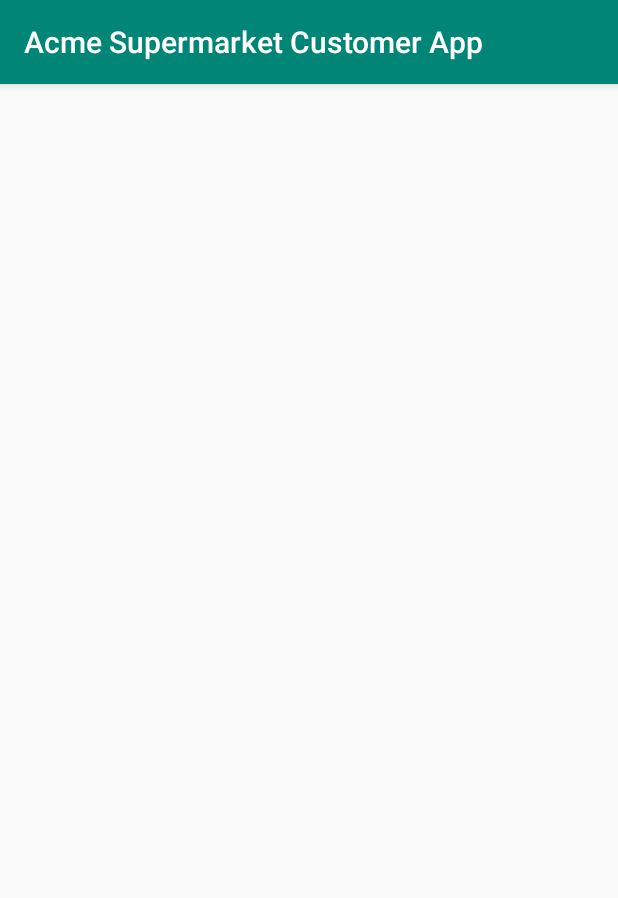
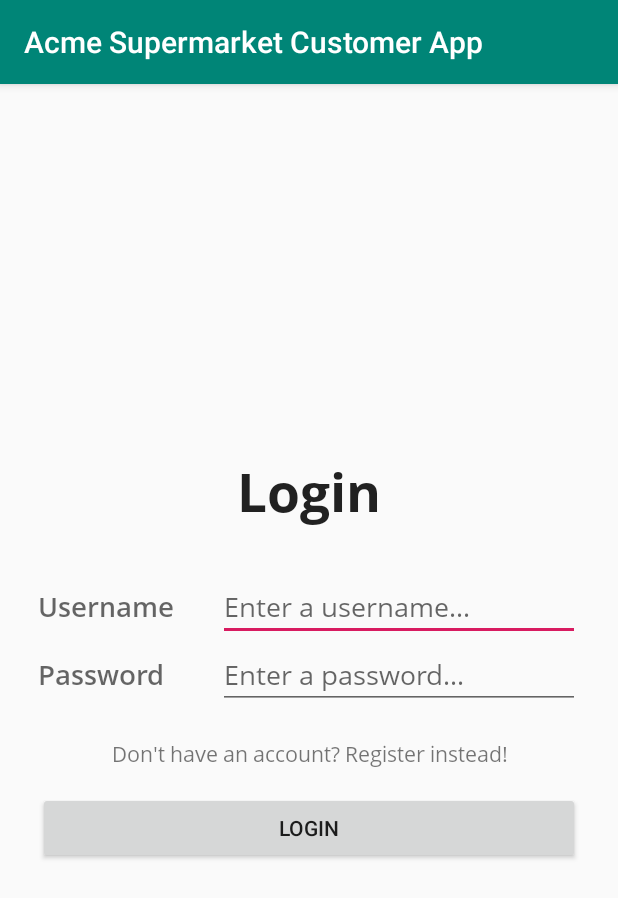
Before and after one commit to EdgarACarneiro/feup-cmov, an Android app: the LoginActivity screen opened directly, with no data from a screen before it, on a phone screen of 412 x 824 dp. Shown: the top 898 px of the screen. Run offline under Robolectric (Android 15) with nearby library versions, the phone set to English and light mode, and no system bars.

Commit message:
Login screen checking input and switching around login and register screen.

```diff
--- a/AcmeSupermarket/CustomerApp/app/src/main/java/org/feup/cmov/acmecustomer/activities/LoginActivity.java
+++ b/AcmeSupermarket/CustomerApp/app/src/main/java/org/feup/cmov/acmecustomer/activities/LoginActivity.java
@@ -2,7 +2,12 @@ package org.feup.cmov.acmecustomer.activities;
 
 import androidx.appcompat.app.AppCompatActivity;
 
+import android.content.Intent;
 import android.os.Bundle;
+import android.view.View;
+import android.widget.Button;
+import android.widget.EditText;
+import android.widget.TextView;
 
 import org.feup.cmov.acmecustomer.R;
 
@@ -12,5 +17,56 @@ public class LoginActivity extends AppCompatActivity {
     protected void onCreate(Bundle savedInstanceState) {
         super.onCreate(savedInstanceState);
         setContentView(R.layout.activity_login);
+
+        TextView login = findViewById(R.id.dont_have_account);
+        login.setOnClickListener(
+                new View.OnClickListener() {
+                    @Override
+                    public void onClick(View view) {
+                        changeToRegisterScreen();
+                    }
+                }
+        );
+
+        Button loginButton = findViewById(R.id.login_button);
+        loginButton.setOnClickListener(
+                new View.OnClickListener() {
+                    @Override
+                    public void onClick(View view) {
+                        onLogin();
+                    }
+                }
+        );
+    }
+
+    protected void changeToRegisterScreen() {
+        Intent intent = new Intent(this, RegisterActivity.class);
+        startActivity(intent);
+    }
+
+    protected void onLogin() {
+        if(noErrorsOnLogin()) {
+            TextView errorMessage = findViewById(R.id.error_message);
+            errorMessage.setText("");
+            errorMessage.setVisibility(View.GONE);
+
+            //missing REST call to login
+
+            /*Intent intent = new Intent(this, MainScreen.class);
+            startActivity(intent);*/
+        } else {
+            TextView errorMessage = findViewById(R.id.error_message);
+            errorMessage.setText("Please verify the data before submit!");
+            errorMessage.setVisibility(View.VISIBLE);
+        }
+    }
+
+    protected boolean noErrorsOnLogin() {
+        String username = ((EditText)findViewById(R.id.input_username)).getText().toString();
+        String password = ((EditText)findViewById(R.id.input_password)).getText().toString();
+
+        //missing server response
+
+        return username.length() > 3 && password.length() >= 5;
     }
 }
--- a/AcmeSupermarket/CustomerApp/app/src/main/res/layout/activity_login.xml
+++ b/AcmeSupermarket/CustomerApp/app/src/main/res/layout/activity_login.xml
@@ -1,9 +1,111 @@
 <?xml version="1.0" encoding="utf-8"?>
-<androidx.constraintlayout.widget.ConstraintLayout xmlns:android="http://schemas.android.com/apk/res/android"
+<LinearLayout xmlns:android="http://schemas.android.com/apk/res/android"
     xmlns:app="http://schemas.android.com/apk/res-auto"
     xmlns:tools="http://schemas.android.com/tools"
     android:layout_width="match_parent"
-    android:layout_height="match_parent"
-    tools:context=".activities.LoginActivity">
+    android:layout_height="wrap_content"
+    android:layout_gravity="center"
+    android:layout_marginLeft="25dp"
+    android:layout_marginRight="25dp"
+    android:orientation="vertical"
+    tools:context=".activities.RegisterActivity">
 
-</androidx.constraintlayout.widget.ConstraintLayout>
+    <TextView
+        android:id="@+id/login"
+        android:layout_width="match_parent"
+        android:layout_height="wrap_content"
+        android:layout_marginBottom="30dp"
+        android:fontFamily="@font/open_sans_bold"
+        android:gravity="center_horizontal"
+        android:text="@string/login"
+        android:textAppearance="@style/TextAppearance.AppCompat.Large"
+        android:textSize="35sp" />
+
+    <LinearLayout
+        android:id="@+id/username_layout"
+        android:layout_width="match_parent"
+        android:layout_height="wrap_content"
+        android:orientation="horizontal">
+
+        <TextView
+            android:id="@+id/username"
+            android:layout_width="0px"
+            android:layout_height="wrap_content"
+            android:layout_weight="2"
+            android:fontFamily="@font/open_sans_semibold"
+            android:text="@string/username"
+            android:textAlignment="viewStart"
+            android:textAppearance="@style/TextAppearance.AppCompat.Medium" />
+
+        <EditText
+            android:id="@+id/input_username"
+            android:layout_width="0dp"
+            android:layout_height="wrap_content"
+            android:layout_weight="4"
+            android:ems="10"
+            android:fontFamily="@font/open_sans"
+            android:hint="@string/enter_username"
+            android:importantForAutofill="no"
+            android:inputType="textPersonName"
+            android:textAppearance="@style/TextAppearance.AppCompat.Medium" />
+
+    </LinearLayout>
+
+    <LinearLayout
+        android:id="@+id/password_layout"
+        android:layout_width="match_parent"
+        android:layout_height="match_parent"
+        android:orientation="horizontal">
+
+        <TextView
+            android:id="@+id/password"
+            android:layout_width="0px"
+            android:layout_height="wrap_content"
+            android:layout_weight="2"
+            android:fontFamily="@font/open_sans_semibold"
+            android:text="@string/password"
+            android:textAlignment="viewStart"
+            android:textAppearance="@style/TextAppearance.AppCompat.Medium" />
+
+        <EditText
+            android:id="@+id/input_password"
+            android:layout_width="0dp"
+            android:layout_height="wrap_content"
+            android:layout_weight="4"
+            android:ems="10"
+            android:fontFamily="@font/open_sans"
+            android:hint="@string/enter_password"
+            android:importantForAutofill="no"
+            android:inputType="textPassword"
+            android:textAppearance="@style/TextAppearance.AppCompat.Medium" />
+
+    </LinearLayout>
+
+    <TextView
+        android:id="@+id/dont_have_account"
+        android:layout_width="match_parent"
+        android:layout_height="wrap_content"
+        android:layout_marginTop="20dp"
+        android:fontFamily="@font/open_sans"
+        android:text="@string/dont_have_account"
+        android:textAlignment="center"
+        android:textSize="14sp" />
+
+    <TextView
+        android:id="@+id/error_message"
+        android:layout_width="match_parent"
+        android:layout_height="wrap_content"
+        android:layout_marginTop="10dp"
+        android:textAlignment="center"
+        android:textColor="#A20000"
+        android:visibility="gone" />
+
+    <Button
+        android:id="@+id/login_button"
+        android:layout_width="match_parent"
+        android:layout_height="0dp"
+        android:layout_marginTop="15dp"
+        android:layout_weight="1"
+        android:text="@string/login" />
+
+</LinearLayout>
--- a/AcmeSupermarket/CustomerApp/app/src/main/res/layout/activity_register.xml
+++ b/AcmeSupermarket/CustomerApp/app/src/main/res/layout/activity_register.xml
@@ -286,7 +286,7 @@
         android:layout_height="wrap_content"
         android:layout_marginTop="10dp"
         android:textAlignment="center"
-        android:textColor="#FF0000"
+        android:textColor="#A20000"
         android:visibility="gone" />
 
     <Button
--- a/AcmeSupermarket/CustomerApp/app/src/main/res/values/strings.xml
+++ b/AcmeSupermarket/CustomerApp/app/src/main/res/values/strings.xml
@@ -18,5 +18,7 @@
     <string name="cvv">CVV</string>
     <string name="finish_registration">Finish</string>
     <string name="forward_slash">/</string>
-    <string name="have_an_account">Already have an account? Login instead</string>
+    <string name="have_an_account">Already have an account? Login instead!</string>
+    <string name="login">Login</string>
+    <string name="dont_have_account">Don\'t have an account? Register instead!</string>
 </resources>
```
